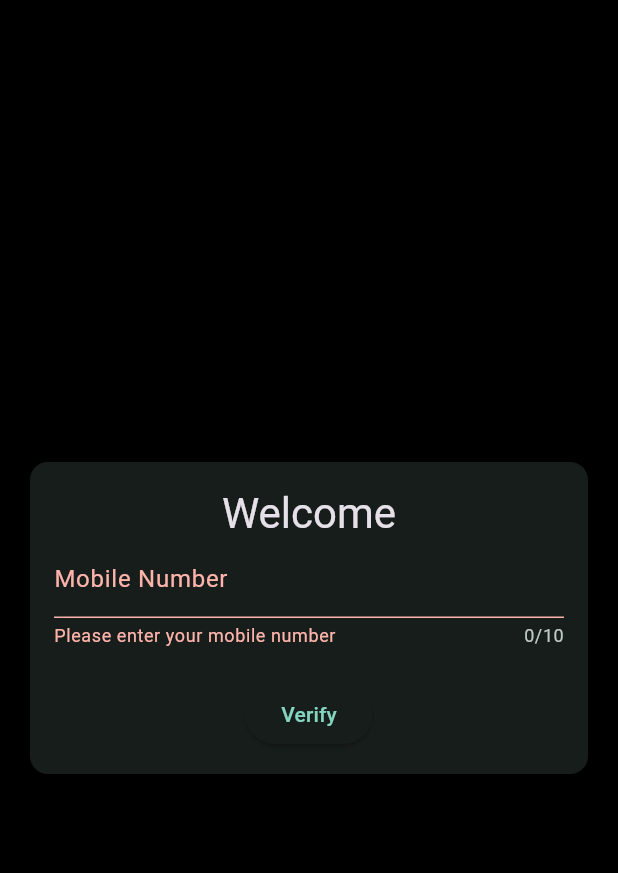
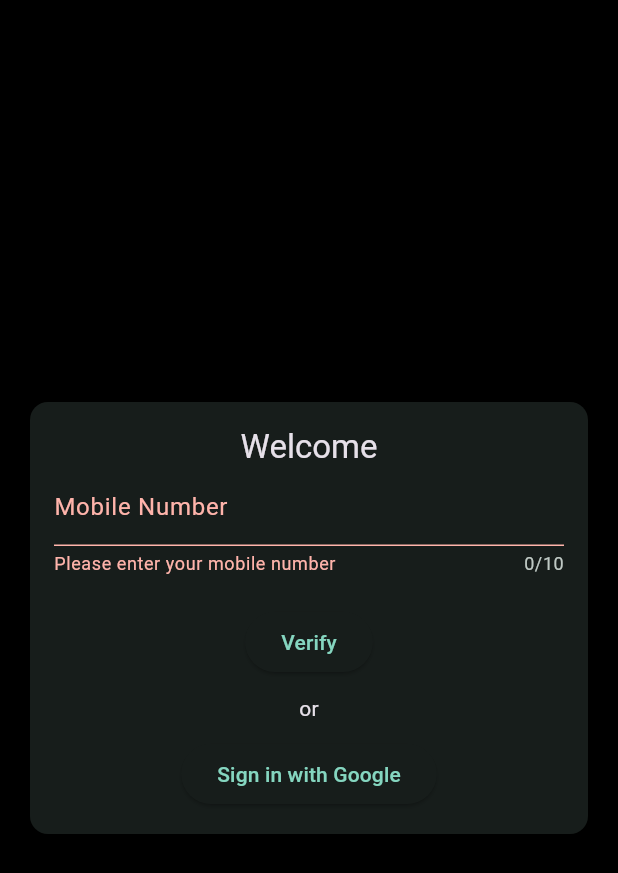
Before and after one commit to kratikpal/kp_music, a Flutter app: the screen it shows after launch, after a tap on "Verify", on a phone screen of 412 x 824 dp. Shown: the top 873 px of the screen. Run offline on Flutter 3.47's test engine with Material 3 defaults, Android fonts, the phone set to English and light mode, and no system bars; our stand-ins replace cloud_firestore, firebase_auth, firebase_core, google_sign_in, just_audio, just_audio_background and 3 more; missing offline and left inert: youtube_explode_dart; accounts and stored records are empty.

Commit message:
Google Authentication

```diff
--- a/lib/screen/auth_screen.dart
+++ b/lib/screen/auth_screen.dart
@@ -1,6 +1,7 @@
 import 'package:cloud_firestore/cloud_firestore.dart';
 import 'package:firebase_auth/firebase_auth.dart';
 import 'package:flutter/material.dart';
+import 'package:google_sign_in/google_sign_in.dart';
 import 'package:otp_text_field/otp_field.dart';
 import 'package:otp_text_field/style.dart';
 
@@ -14,21 +15,22 @@ class AuthScreen extends StatefulWidget {
 class _AuthScreenState extends State<AuthScreen> {
   final _auth = FirebaseAuth.instance;
   final _formKey = GlobalKey<FormState>();
-  bool _isAuthenticating = false;
-  var _enterdMobileNumber = '';
+  bool _isAuthenticatingWithMobile = false;
+  bool _isAuthenticatingWithGoogle = false;
+  var _enteredMobileNumber = '';
 
   Future<void> _submit() async {
     if (!_formKey.currentState!.validate()) {
       return;
     }
     FocusScope.of(context).unfocus();
-    setState(() => _isAuthenticating = true);
+    setState(() => _isAuthenticatingWithMobile = true);
     _formKey.currentState!.save();
     await _auth.verifyPhoneNumber(
-      phoneNumber: "+91$_enterdMobileNumber",
+      phoneNumber: "+91$_enteredMobileNumber",
       verificationCompleted: (phoneAuthCredential) {},
       verificationFailed: (error) {
-        setState(() => _isAuthenticating = false);
+        setState(() => _isAuthenticatingWithMobile = false);
         ScaffoldMessenger.of(context).showSnackBar(
           SnackBar(
             content: Text(
@@ -83,7 +85,7 @@ class _AuthScreenState extends State<AuthScreen> {
                       ),
                     );
                   }
-                  setState(() => _isAuthenticating = false);
+                  setState(() => _isAuthenticatingWithMobile = false);
                 },
               ),
             );
@@ -92,6 +94,33 @@ class _AuthScreenState extends State<AuthScreen> {
       },
       codeAutoRetrievalTimeout: (verificationId) {},
     );
+  }
+
+  Future<void> _signInWithGoogle() async {
+    try {
+      setState(() => _isAuthenticatingWithGoogle = true);
+      final GoogleSignInAccount? googleUser = await GoogleSignIn().signIn();
+      if (googleUser != null) {
+        final GoogleSignInAuthentication googleAuth =
+            await googleUser.authentication;
+        final credential = GoogleAuthProvider.credential(
+          accessToken: googleAuth.accessToken,
+          idToken: googleAuth.idToken,
+        );
+        await _auth.signInWithCredential(credential);
+        // Proceed with your application logic after signing in with Google
+      }
+    } catch (e) {
+      ScaffoldMessenger.of(context).showSnackBar(
+        SnackBar(
+          content: Text(
+            '$e',
+          ),
+        ),
+      );
+    } finally {
+      setState(() => _isAuthenticatingWithGoogle = false);
+    }
   }
 
   @override
@@ -109,7 +138,7 @@ class _AuthScreenState extends State<AuthScreen> {
                 children: [
                   Text(
                     "Welcome",
-                    style: Theme.of(context).textTheme.headlineMedium,
+                    style: Theme.of(context).textTheme.titleLarge,
                   ),
                   TextFormField(
                     decoration: const InputDecoration(
@@ -127,17 +156,31 @@ class _AuthScreenState extends State<AuthScreen> {
                       }
                       return null;
                     },
-                    onSaved: (newValue) => _enterdMobileNumber = newValue!,
+                    onSaved: (newValue) => _enteredMobileNumber = newValue!,
                   ),
                   const SizedBox(height: 20),
                   ElevatedButton(
                     onPressed: _submit,
-                    child: _isAuthenticating
+                    child: _isAuthenticatingWithMobile
                         ? const CircularProgressIndicator()
                         : const Text(
                             "Verify",
                           ),
-                  )
+                  ),
+                  const SizedBox(height: 10),
+                  Text(
+                    "or",
+                    style: Theme.of(context).textTheme.bodyMedium,
+                  ),
+                  const SizedBox(height: 10),
+                  ElevatedButton(
+                    onPressed: _signInWithGoogle,
+                    child: _isAuthenticatingWithGoogle
+                        ? const CircularProgressIndicator()
+                        : const Text(
+                            "Sign in with Google",
+                          ),
+                  ),
                 ],
               ),
             ),
--- a/pubspec.yaml
+++ b/pubspec.yaml
@@ -43,6 +43,7 @@ dependencies:
   firebase_auth: ^4.16.0
   otp_text_field: ^1.1.3
   shimmer: ^3.0.0
+  google_sign_in: ^6.2.1
 
 dev_dependencies:
   flutter_test:
```
Also changed, not shown: pubspec.lock, 5 other files.
